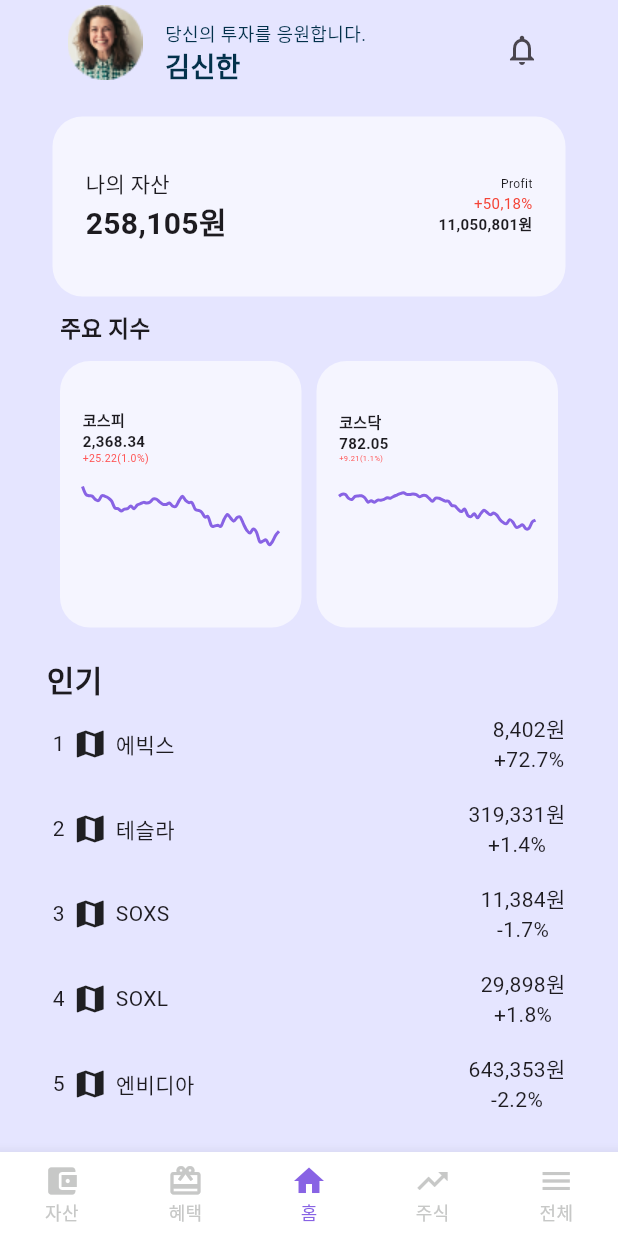
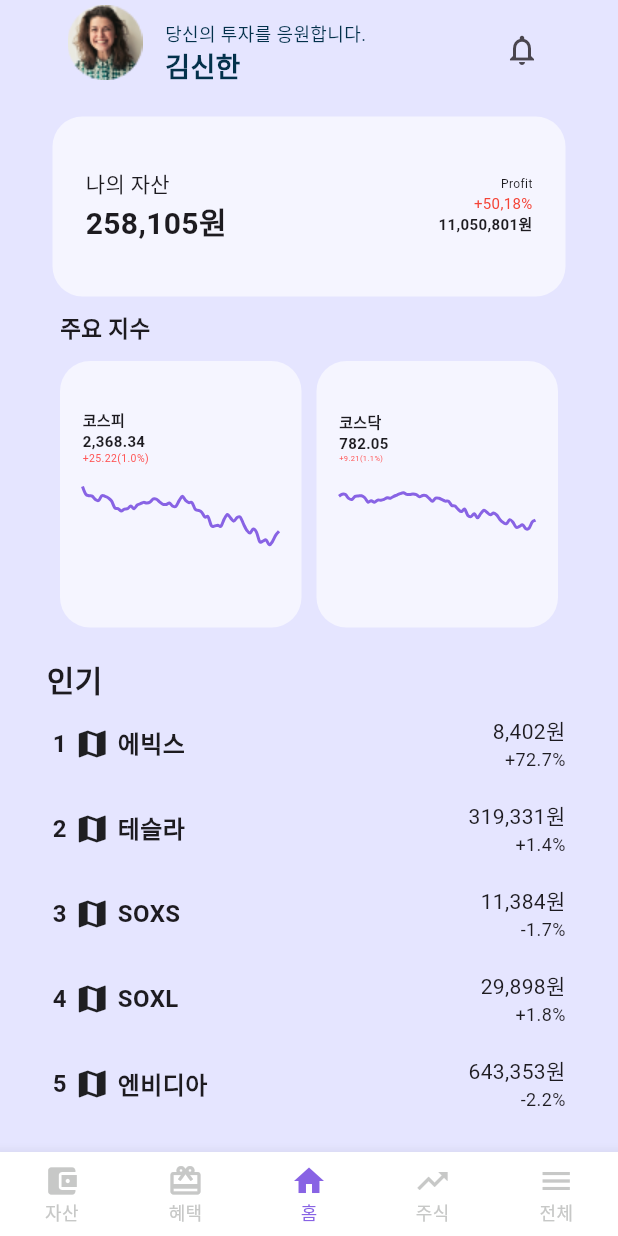
Before and after one commit to ShinhansecMobile/Shinhansec-Intern-App, a Flutter app: the screen it shows after launch, scrolled down 56 dp, on a phone screen of 412 x 824 dp. Run offline on Flutter 3.47's test engine with Material 2 defaults, Android fonts, the phone set to English and light mode, and no system bars; drawn by our look-alikes of fl_chart.

Commit message:
[DESIGN] 인기 종목 리스트 요소 폰트 크기 및 정렬 수정

```diff
--- a/lib/widgets/popular_list_tile.dart
+++ b/lib/widgets/popular_list_tile.dart
@@ -22,29 +22,31 @@ class _PopularListTileState extends State<PopularListTile> {
         color: const Color(0xFFE5E5FF),
         child: Row(
           mainAxisAlignment: MainAxisAlignment.spaceBetween,
+          crossAxisAlignment: CrossAxisAlignment.center,
           children: [
             Row(
               children: [
                 Container(
                   margin: const EdgeInsets.only(right: 5),
-                  child: Text('${widget.ranking}'),
+                  child: Text('${widget.ranking}', style: TextStyle(fontSize: 16, fontWeight: FontWeight.w600)),
                 ),
                 Container(
                   margin: const EdgeInsets.only(right: 5),
                   child: widget.popularData.stockIcon,
                 ),
                 Container(
-                  child: Text(widget.popularData.stockName),
+                  child: Text(widget.popularData.stockName, style: TextStyle(fontSize: 16, fontWeight: FontWeight.w600)),
                 ),
               ],
             ),
             Column(
-            mainAxisAlignment: MainAxisAlignment.center,
+              mainAxisAlignment: MainAxisAlignment.center,
+              crossAxisAlignment: CrossAxisAlignment.end,
               children: [
-                Text(widget.popularData.stockPrice.toString()),
-                Text(widget.popularData.stockProfit.toString()),
+                Text(widget.popularData.stockPrice.toString(), style: TextStyle(fontSize: 14)),
+                Text(widget.popularData.stockProfit.toString(), style: TextStyle(fontSize: 12)),
               ],
-            )
+            ),
           ],
         )
       )
```
